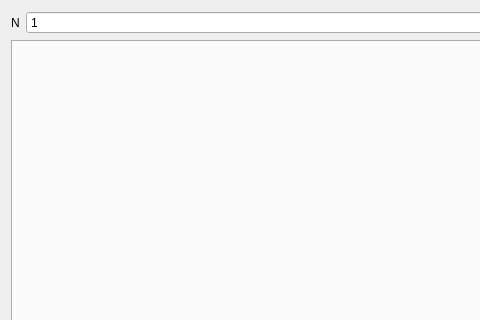
Qt form app/window/pulse_window.ui (teuncm/wormenpracticum) before a commit; both pictures show x 0 to 480 and y 0 to 320 of the 1543 by 710 pixel window.
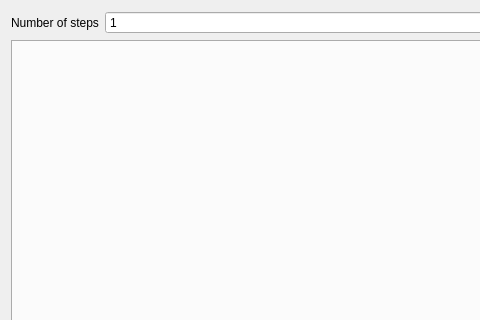
The same form after that commit.

Patch:
```diff
--- a/app/window/pulse_window.ui
+++ b/app/window/pulse_window.ui
@@ -21,7 +21,7 @@
        <item row="0" column="0">
         <widget class="QLabel" name="nLabel">
          <property name="text">
-          <string>N</string>
+          <string>Number of steps</string>
          </property>
         </widget>
        </item>
```
